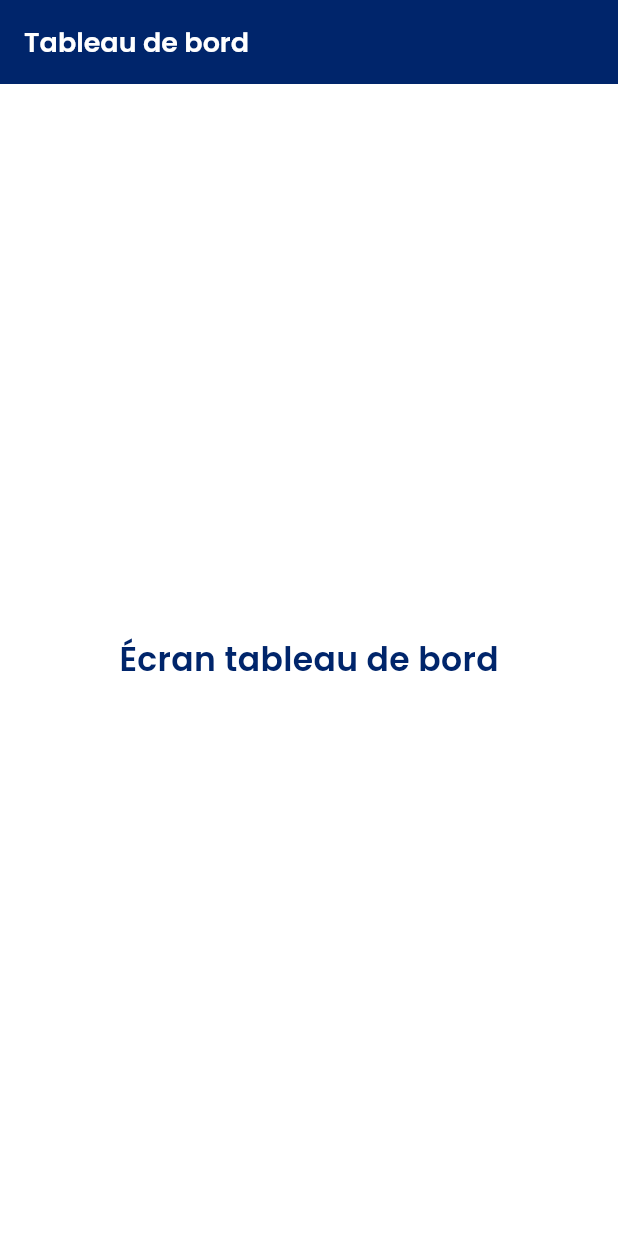
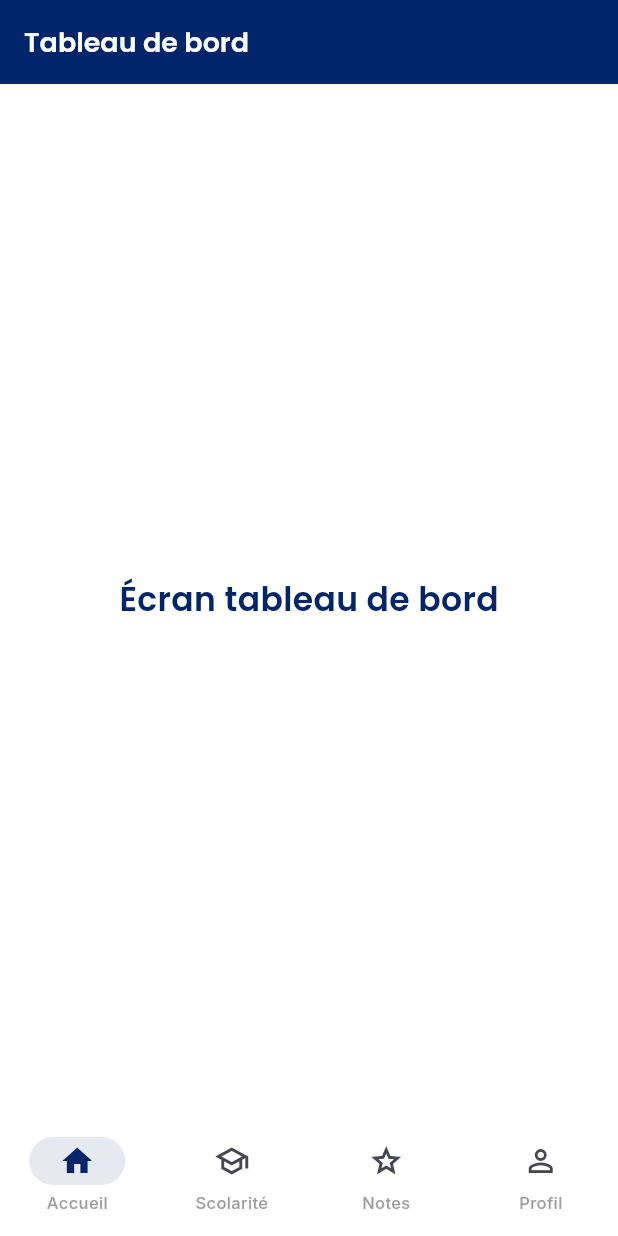
Before and after one commit to dirambedimboumbeguymbouess2001-hue/ipea-app, a Flutter app: the TableauDeBordScreen screen opened by its route, on a phone screen of 412 x 824 dp. Run offline on Flutter 3.47's test engine with Material 3 defaults, Android fonts, the phone set to English and light mode, and no system bars; our stand-ins replace go_router, google_fonts.

Commit message:
Ajout de la barre de navigation basse persistante (StatefulShellRoute) et tentative de path url strategy

```diff
--- a/lib/core/router/app_router.dart
+++ b/lib/core/router/app_router.dart
@@ -8,10 +8,16 @@ import '../../features/scolarites/detail_inscription_screen.dart';
 import '../../features/notes/notes_screen.dart';
 import '../../features/paiements/paiements_screen.dart';
 import '../../features/profil/profil_screen.dart';
+import 'main_shell.dart';
 
-/// Routeur centralisé de l'application. Toutes les routes de navigation
-/// sont déclarées ici — aucun écran ne doit naviguer "en dur" sans
-/// passer par les chemins définis dans ce fichier.
+/// Routeur centralisé de l'application.
+///
+/// Deux catégories de routes :
+/// - Routes "hors coquille" (démarrage, connexion, activation) : plein écran,
+///   sans barre de navigation, avant que l'utilisateur soit connecté.
+/// - Routes "dans la coquille" (tableau de bord, scolarités, notes, profil) :
+///   affichées avec la barre de navigation basse persistante, via
+///   StatefulShellRoute, qui conserve l'état de chaque onglet.
 class AppRouter {
   AppRouter._();
 
@@ -30,35 +36,68 @@ class AppRouter {
         path: '/activation',
         builder: (context, state) => const ActivationScreen(),
       ),
+
+      // Paiements reste accessible en poussant un nouvel écran par-dessus
+      // (depuis le tableau de bord ou les scolarités), sans faire partie
+      // de la barre de navigation basse — comme prévu par la maquette.
+      GoRoute(
+        path: '/paiements',
+        builder: (context, state) => const PaiementsScreen(),
+      ),
+
+      StatefulShellRoute.indexedStack(
+        builder: (context, state, navigationShell) {
+          return MainShell(navigationShell: navigationShell);
+        },
+        branches: [
+          // Onglet 1 : Accueil / Tableau de bord
+          StatefulShellBranch(
+            routes: [
               GoRoute(
                 path: '/tableau-de-bord',
                 builder: (context, state) => const TableauDeBordScreen(),
               ),
+            ],
+          ),
+          // Onglet 2 : Scolarité
+          StatefulShellBranch(
+            routes: [
               GoRoute(
                 path: '/scolarites',
                 builder: (context, state) => const ScolaritesScreen(),
-      ),
+                routes: [
+                  // Route imbriquée : /scolarites/:id, reste dans le même onglet
                   GoRoute(
-        // ":id" est un paramètre dynamique — l'identifiant de l'inscription
-        // concernée est récupéré via state.pathParameters['id']
-        path: '/scolarites/:id',
+                    path: ':id',
                     builder: (context, state) {
                       final id = state.pathParameters['id']!;
                       return DetailInscriptionScreen(inscriptionId: id);
                     },
                   ),
+                ],
+              ),
+            ],
+          ),
+          // Onglet 3 : Notes
+          StatefulShellBranch(
+            routes: [
               GoRoute(
                 path: '/notes',
                 builder: (context, state) => const NotesScreen(),
               ),
-      GoRoute(
-        path: '/paiements',
-        builder: (context, state) => const PaiementsScreen(),
+            ],
           ),
+          // Onglet 4 : Profil
+          StatefulShellBranch(
+            routes: [
               GoRoute(
                 path: '/profil',
                 builder: (context, state) => const ProfilScreen(),
               ),
             ],
+          ),
+        ],
+      ),
+    ],
   );
 }
--- /dev/null
+++ b/lib/core/router/main_shell.dart
@@ -0,0 +1,58 @@
+import 'package:flutter/material.dart';
+import 'package:go_router/go_router.dart';
+import '../theme/app_colors.dart';
+import '../theme/app_typography.dart';
+
+/// Coquille de navigation principale : affiche la barre de navigation basse
+/// (Accueil, Scolarité, Notes, Profil) en permanence, tout en conservant
+/// l'état de chaque onglet lors du changement (grâce à StatefulShellRoute).
+class MainShell extends StatelessWidget {
+  final StatefulNavigationShell navigationShell;
+
+  const MainShell({super.key, required this.navigationShell});
+
+  @override
+  Widget build(BuildContext context) {
+    return Scaffold(
+      body: navigationShell,
+      bottomNavigationBar: NavigationBar(
+        selectedIndex: navigationShell.currentIndex,
+        onDestinationSelected: (index) {
+          // goBranch avec initialLocation:true réinitialise l'onglet
+          // si on retape sur celui déjà actif (comportement standard)
+          navigationShell.goBranch(
+            index,
+            initialLocation: index == navigationShell.currentIndex,
+          );
+        },
+        backgroundColor: AppColors.blanc,
+        indicatorColor: AppColors.marine.withValues(alpha: 0.1),
+        labelTextStyle: WidgetStateProperty.all(
+          AppTypography.libelle.copyWith(fontSize: 11),
+        ),
+        destinations: [
+          NavigationDestination(
+            icon: const Icon(Icons.home_outlined),
+            selectedIcon: Icon(Icons.home, color: AppColors.marine),
+            label: 'Accueil',
+          ),
+          NavigationDestination(
+            icon: const Icon(Icons.school_outlined),
+            selectedIcon: Icon(Icons.school, color: AppColors.marine),
+            label: 'Scolarité',
+          ),
+          NavigationDestination(
+            icon: const Icon(Icons.grade_outlined),
+            selectedIcon: Icon(Icons.grade, color: AppColors.marine),
+            label: 'Notes',
+          ),
+          NavigationDestination(
+            icon: const Icon(Icons.person_outline),
+            selectedIcon: Icon(Icons.person, color: AppColors.marine),
+            label: 'Profil',
+          ),
+        ],
+      ),
+    );
+  }
+}
```
Lines whose indentation alone changed are shown as unchanged.
